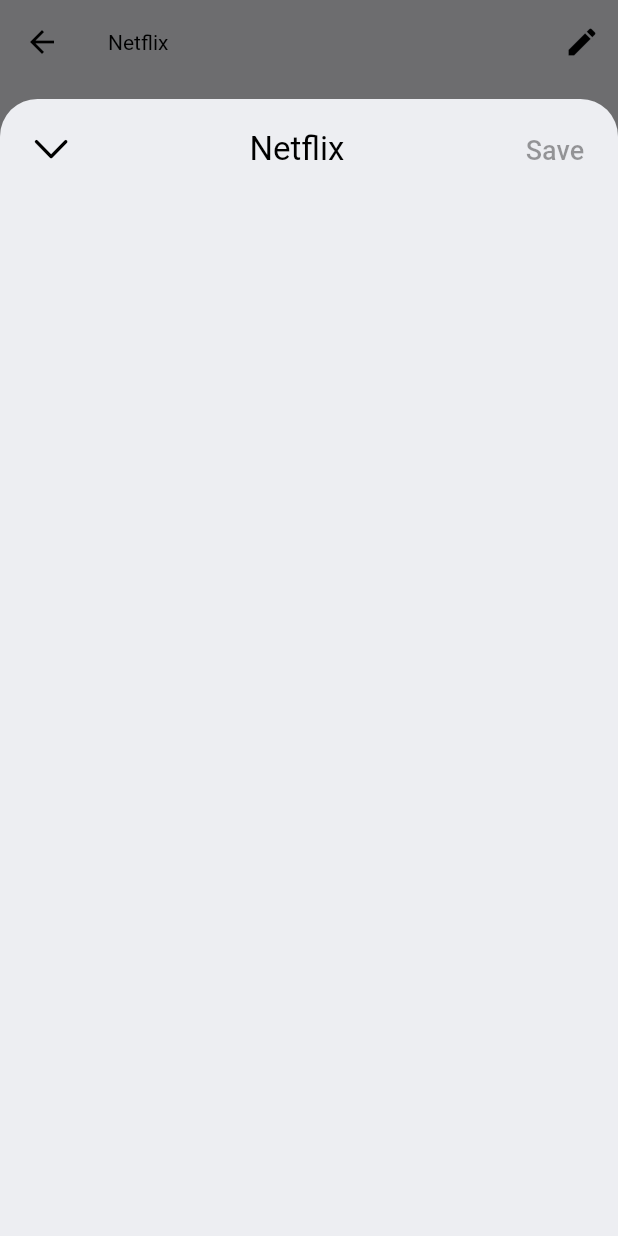
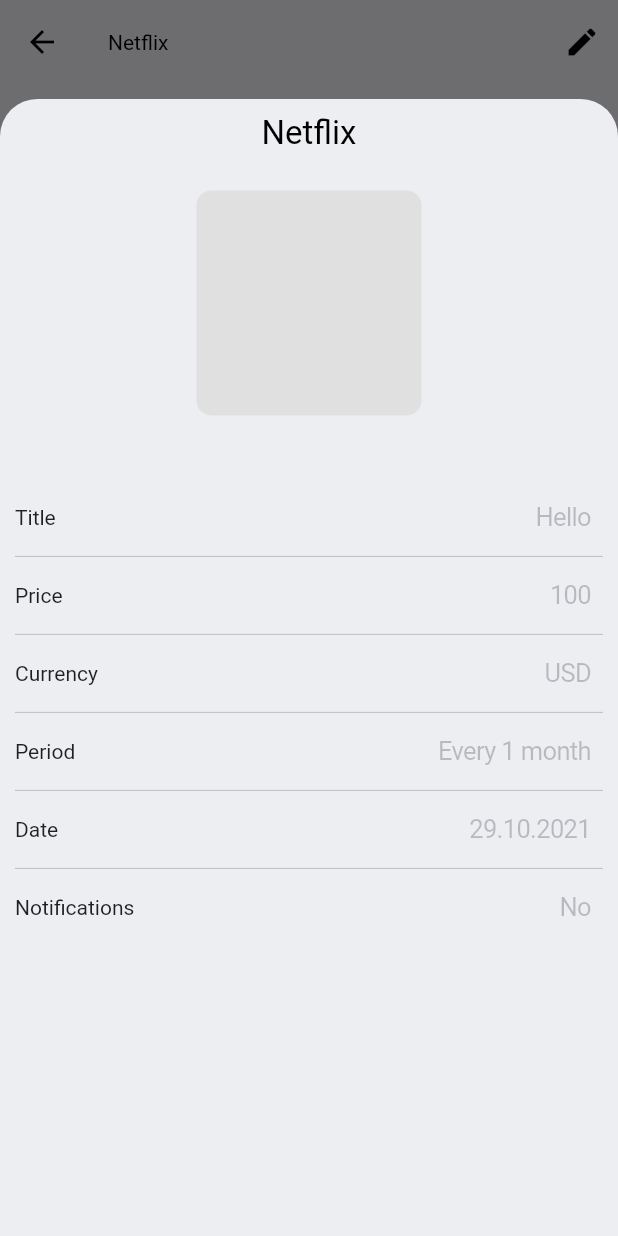
Before and after one commit to KislyakovS/subscription-tracker-flutter, a Flutter app: the SubscriptionScreen screen opened directly, after a tap on the "edit" icon, on a phone screen of 412 x 824 dp. Run offline on Flutter 3.47's test engine with Material 2 defaults, Android fonts, the phone set to English and light mode, and no system bars; drawn by our look-alikes of fl_chart; our stand-ins replace table_calendar; network calls fail.

Commit message:
Added form create sub

```diff
--- a/lib/screens/subscription_screen.dart
+++ b/lib/screens/subscription_screen.dart
@@ -24,15 +24,15 @@ class SubscriptionScreen extends StatelessWidget {
               child: Column(
                 children: [
                   Row(
-                    mainAxisAlignment: MainAxisAlignment.spaceBetween,
+                    mainAxisAlignment: MainAxisAlignment.center,
                     children: [
-                      IconButton(
-                        icon: Icon(
-                          CupertinoIcons.chevron_down,
-                          size: 30,
-                        ),
-                        onPressed: () => Navigator.of(context).pop(),
-                      ),
+                      // IconButton(
+                      //   icon: Icon(
+                      //     CupertinoIcons.chevron_down,
+                      //     size: 30,
+                      //   ),
+                      //   onPressed: () => Navigator.of(context).pop(),
+                      // ),
                       Flexible(
                           child: Text(
                         'Netflix',
@@ -41,12 +41,130 @@ class SubscriptionScreen extends StatelessWidget {
                           fontSize: 22,
                         ),
                       )),
-                      TextButton(
-                          onPressed: null,
-                          child: Text(
-                            'Save',
-                            style: TextStyle(fontSize: 18),
-                          ))
+                      // TextButton(
+                      //   onPressed: null,
+                      //   child: Text(
+                      //     'Save',
+                      //     style: TextStyle(fontSize: 18),
+                      //   ),
+                      // )
+                    ],
+                  ),
+                  const SizedBox(height: 25),
+                  Column(
+                    children: [
+                      Container(
+                        width: 150,
+                        height: 150,
+                        decoration: BoxDecoration(
+                            color: Colors.grey[300],
+                            borderRadius: BorderRadius.circular(10)),
+                      ),
+                      const SizedBox(height: 50),
+                      Row(
+                        mainAxisAlignment: MainAxisAlignment.spaceBetween,
+                        children: [
+                          Text(
+                            'Title',
+                          ),
+                          Expanded(
+                            child: CupertinoTextField(
+                              placeholder: 'Hello',
+                              style: TextStyle(fontWeight: FontWeight.bold),
+                              textAlign: TextAlign.right,
+                              decoration: BoxDecoration(
+                                border: Border.all(color: Colors.transparent),
+                              ),
+                            ),
+                          )
+                        ],
+                      ),
+                      Divider(color: Colors.grey[400]),
+                      Row(
+                        mainAxisAlignment: MainAxisAlignment.spaceBetween,
+                        children: [
+                          Text('Price'),
+                          Expanded(
+                            child: CupertinoTextField(
+                              placeholder: '100',
+                              keyboardType: TextInputType.number,
+                              style: TextStyle(fontWeight: FontWeight.bold),
+                              textAlign: TextAlign.right,
+                              decoration: BoxDecoration(
+                                border: Border.all(color: Colors.transparent),
+                              ),
+                            ),
+                          )
+                        ],
+                      ),
+                      Divider(color: Colors.grey[400]),
+                      Row(
+                        mainAxisAlignment: MainAxisAlignment.spaceBetween,
+                        children: [
+                          Text('Currency'),
+                          Expanded(
+                            child: CupertinoTextField(
+                              placeholder: 'USD',
+                              style: TextStyle(fontWeight: FontWeight.bold),
+                              textAlign: TextAlign.right,
+                              decoration: BoxDecoration(
+                                border: Border.all(color: Colors.transparent),
+                              ),
+                            ),
+                          )
+                        ],
+                      ),
+                      Divider(color: Colors.grey[400]),
+                      Row(
+                        mainAxisAlignment: MainAxisAlignment.spaceBetween,
+                        children: [
+                          Text('Period'),
+                          Expanded(
+                            child: CupertinoTextField(
+                              placeholder: 'Every 1 month',
+                              style: TextStyle(fontWeight: FontWeight.bold),
+                              textAlign: TextAlign.right,
+                              decoration: BoxDecoration(
+                                border: Border.all(color: Colors.transparent),
+                              ),
+                            ),
+                          )
+                        ],
+                      ),
+                      Divider(color: Colors.grey[400]),
+                      Row(
+                        mainAxisAlignment: MainAxisAlignment.spaceBetween,
+                        children: [
+                          Text('Date'),
+                          Expanded(
+                            child: CupertinoTextField(
+                              placeholder: '29.10.2021',
+                              style: TextStyle(fontWeight: FontWeight.bold),
+                              textAlign: TextAlign.right,
+                              decoration: BoxDecoration(
+                                border: Border.all(color: Colors.transparent),
+                              ),
+                            ),
+                          )
+                        ],
+                      ),
+                      Divider(color: Colors.grey[400]),
+                      Row(
+                        mainAxisAlignment: MainAxisAlignment.spaceBetween,
+                        children: [
+                          Text('Notifications'),
+                          Expanded(
+                            child: CupertinoTextField(
+                              placeholder: 'No',
+                              style: TextStyle(fontWeight: FontWeight.bold),
+                              textAlign: TextAlign.right,
+                              decoration: BoxDecoration(
+                                border: Border.all(color: Colors.transparent),
+                              ),
+                            ),
+                          )
+                        ],
+                      )
                     ],
                   )
                 ],
```
